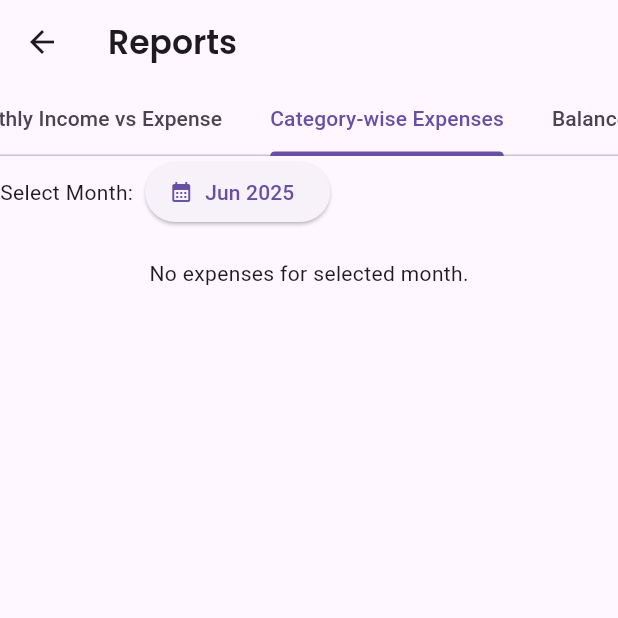
After one commit to negi-tushar/expense_tracker, a Flutter app: the ReportScreen screen opened by its route, tab 2 chosen, on a phone screen of 412 x 824 dp, the top half of it. The commit adds this screen. Run offline on Flutter 3.47's test engine with Material 3 defaults, Android fonts, the phone set to English and light mode, and no system bars; our stand-ins replace fl_chart, flutter_bloc, google_fonts, hive, hive_flutter; accounts and stored records are empty.

Commit message:
add reports

```diff
--- a/lib/main.dart
+++ b/lib/main.dart
@@ -1,5 +1,6 @@
 import 'package:expense_tracker/blocs/transactions/transaction_bloc.dart';
 import 'package:expense_tracker/screens/homescreen.dart';
+import 'package:expense_tracker/screens/reports_screen.dart';
 import 'package:expense_tracker/screens/splash_screen.dart';
 import 'package:expense_tracker/services/hive_service.dart';
 import 'package:flutter/material.dart';
@@ -29,7 +30,8 @@ class MyApp extends StatelessWidget {
       themeMode: ThemeMode.light,
       routes: {
         '/': (context) => SplashScreen(),
-        '/home': (context) => HomeScreen(),
+        '/home': (context) => const HomeScreen(),
+        '/reports': (context) => ReportScreen()
       },
     );
   }
--- a/lib/screens/homescreen.dart
+++ b/lib/screens/homescreen.dart
@@ -51,6 +51,7 @@ class _HomeScreenState extends State<HomeScreen> {
               Navigator.push(context, MaterialPageRoute(builder: (_) => const Text("data")));
               break;
             case "reports":
+              Navigator.pushNamed(context, '/reports');
               // Navigator.push to reports screen
               break;
             case "settings":
@@ -81,7 +82,8 @@ class _HomeScreenState extends State<HomeScreen> {
             if (state is TransactionLoading) {
               return const Center(child: CircularProgressIndicator());
             } else if (state is TransactionLoaded) {
-              final transactions = state.transactions;
+              final transactions =
+                  state.transactions.where((items) => items.date.month == DateTime.now().month).toList();
               final totalIncome = _getTotalIncome(transactions);
               final totalExpense = _getTotalExpense(transactions);
               final totalBalance = totalIncome - totalExpense;
@@ -171,7 +173,7 @@ class _HomeScreenState extends State<HomeScreen> {
           ...entry.value.map((txn) {
             return Card(
               shape: RoundedRectangleBorder(borderRadius: BorderRadius.circular(12)),
-              elevation: 3,
+              elevation: .2,
               margin: const EdgeInsets.only(bottom: 10),
               child: ListTile(
                 contentPadding: const EdgeInsets.symmetric(horizontal: 16, vertical: 8),
--- /dev/null
+++ b/lib/screens/reports_screen.dart
@@ -0,0 +1,59 @@
+import 'package:expense_tracker/widgets/charts/balance_chart_view.dart';
+import 'package:expense_tracker/widgets/charts/category_pie_chart.dart';
+import 'package:expense_tracker/widgets/charts/monthly_bar_chart.dart';
+import 'package:expense_tracker/widgets/charts/yearly_summary_view.dart';
+import 'package:flutter/material.dart';
+import 'package:google_fonts/google_fonts.dart';
+
+class ReportScreen extends StatefulWidget {
+  const ReportScreen({super.key});
+
+  @override
+  State<ReportScreen> createState() => _ReportScreenState();
+}
+
+class _ReportScreenState extends State<ReportScreen> with SingleTickerProviderStateMixin {
+  late TabController _tabController;
+
+  final List<String> _tabs = [
+    "Monthly Income vs Expense",
+    "Category-wise Expenses",
+    "Balance Over Time",
+    "Monthly Summary",
+  ];
+
+  @override
+  void initState() {
+    super.initState();
+    _tabController = TabController(length: _tabs.length, vsync: this);
+  }
+
+  @override
+  void dispose() {
+    _tabController.dispose();
+    super.dispose();
+  }
+
+  @override
+  Widget build(BuildContext context) {
+    return Scaffold(
+      appBar: AppBar(
+        title: Text("Reports", style: GoogleFonts.poppins(fontWeight: FontWeight.w600)),
+        bottom: TabBar(
+          controller: _tabController,
+          isScrollable: true,
+          tabs: _tabs.map((title) => Tab(text: title)).toList(),
+        ),
+      ),
+      body: TabBarView(
+        controller: _tabController,
+        children: const [
+          MonthlyBarChartView(),
+          CategoryPieChartView(),
+          BalanceLineChartView(),
+          YearlySummaryTableView(),
+        ],
+      ),
+    );
+  }
+}
--- /dev/null
+++ b/lib/widgets/charts/category_pie_chart.dart
@@ -0,0 +1,116 @@
+import 'package:expense_tracker/models/transaction_model.dart';
+import 'package:expense_tracker/services/hive_service.dart';
+import 'package:fl_chart/fl_chart.dart';
+import 'package:flutter/material.dart';
+import 'package:intl/intl.dart';
+
+class CategoryPieChartView extends StatefulWidget {
+  const CategoryPieChartView({super.key});
+
+  @override
+  State<CategoryPieChartView> createState() => _CategoryPieChartViewState();
+}
+
+class _CategoryPieChartViewState extends State<CategoryPieChartView> {
+  DateTime _selectedMonth = DateTime.now();
+
+  Map<String, double> _getCategoryWiseTotals(List<TransactionModel> transactions) {
+    final Map<String, double> categoryTotals = {};
+    for (var txn in transactions) {
+      if (!txn.isIncome && txn.date.month == _selectedMonth.month && txn.date.year == _selectedMonth.year) {
+        categoryTotals[txn.categoryName] = (categoryTotals[txn.categoryName] ?? 0) + txn.amount;
+      }
+    }
+    return categoryTotals;
+  }
+
+  List<PieChartSectionData> _buildPieChartSections(Map<String, double> data) {
+    final total = data.values.fold(0.0, (sum, item) => sum + item);
+    final List<Color> availableColors = [
+      Colors.red,
+      Colors.orange,
+      Colors.purple,
+      Colors.blue,
+      Colors.teal,
+      Colors.green,
+      Colors.brown,
+      Colors.indigo,
+    ];
+
+    int colorIndex = 0;
+
+    return data.entries.map((entry) {
+      final percentage = (entry.value / total) * 100;
+      final section = PieChartSectionData(
+        value: entry.value,
+        title: "${percentage.toStringAsFixed(1)}%",
+        color: availableColors[colorIndex % availableColors.length],
+        radius: 70,
+        titleStyle: const TextStyle(
+          color: Colors.white,
+          fontWeight: FontWeight.bold,
+          fontSize: 12,
+        ),
+        badgeWidget: Padding(
+          padding: const EdgeInsets.all(6.0),
+          child: Text(entry.key, style: const TextStyle(fontSize: 10)),
+        ),
+        badgePositionPercentageOffset: 1.2,
+      );
+      colorIndex++;
+      return section;
+    }).toList();
+  }
+
+  void _pickMonth() async {
+    final picked = await showDatePicker(
+      context: context,
+      initialDate: _selectedMonth,
+      firstDate: DateTime(2020),
+      lastDate: DateTime.now(),
+      helpText: 'Select Month',
+      fieldHintText: 'Month/Year',
+      initialDatePickerMode: DatePickerMode.year,
+    );
+
+    if (picked != null) {
+      setState(() => _selectedMonth = DateTime(picked.year, picked.month));
+    }
+  }
+
+  @override
+  Widget build(BuildContext context) {
+    final allTxns = HiveManager.getAllTransactions();
+    final filtered = _getCategoryWiseTotals(allTxns);
+
+    return Column(
+      children: [
+        Row(
+          children: [
+            const Text("Select Month:"),
+            const SizedBox(width: 8),
+            ElevatedButton.icon(
+              icon: const Icon(Icons.calendar_month, size: 16),
+              onPressed: _pickMonth,
+              label: Text(DateFormat.yMMM().format(_selectedMonth)),
+            ),
+          ],
+        ),
+        const SizedBox(height: 20),
+        if (filtered.isEmpty)
+          const Text("No expenses for selected month.")
+        else
+          SizedBox(
+            height: 300,
+            child: PieChart(
+              PieChartData(
+                sections: _buildPieChartSections(filtered),
+                sectionsSpace: 2,
+                centerSpaceRadius: 40,
+              ),
+            ),
+          ),
+      ],
+    );
+  }
+}
```
Also changed, not shown: lib/widgets/charts/balance_chart_view.dart (added, +127 -0 lines), lib/widgets/charts/monthly_bar_chart.dart (added, +91 -0 lines), lib/widgets/charts/yearly_summary_view.dart (added, +163 -0 lines).
